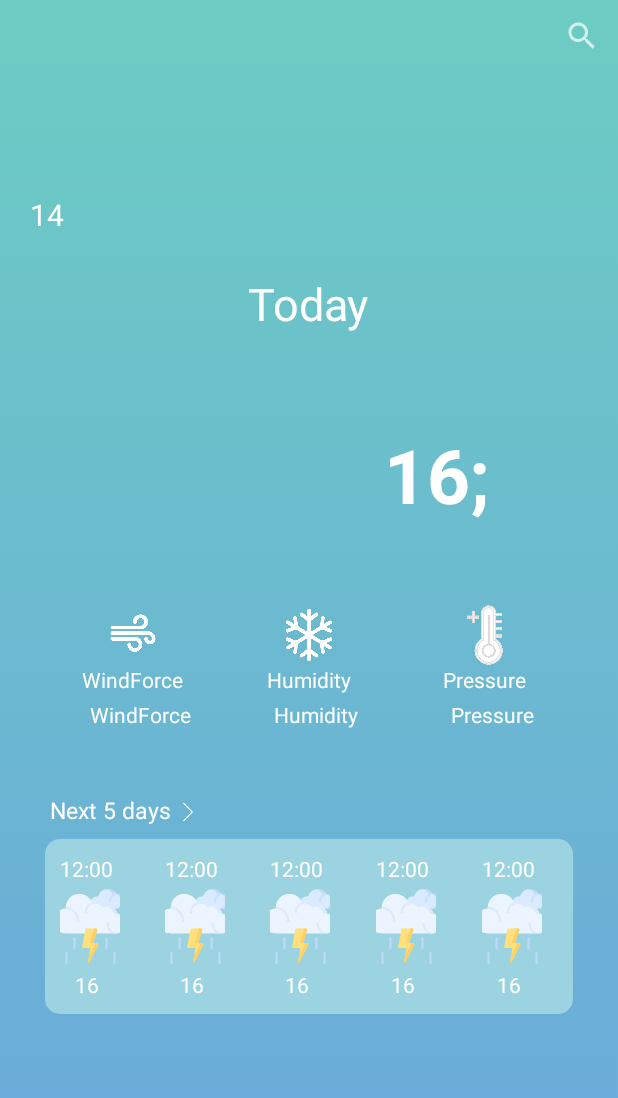
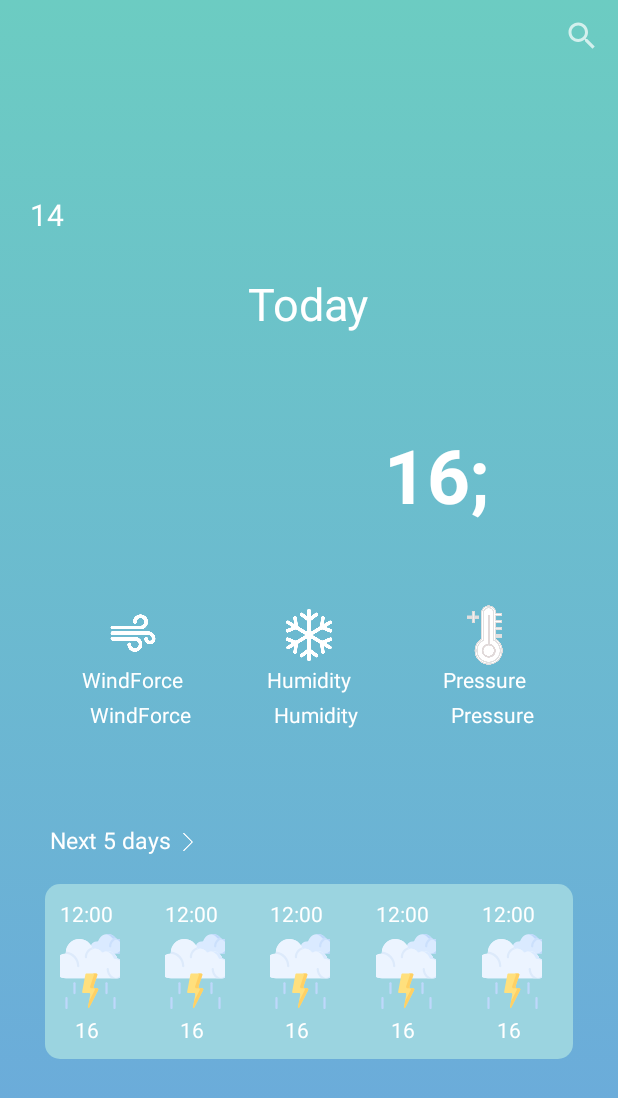
Before and after one commit to shrayash12/WeatherData-Appp, an Android app: the MainActivity screen opened directly, with no data from a screen before it, on a phone screen of 412 x 824 dp. Shown: the top 1098 px of the screen. Run offline under Robolectric (Android 15) with nearby library versions, the phone set to English and light mode, and no system bars; our stand-ins replace RxJava; 24 statements that could not run were skipped.

Commit message:
theme changes

```diff
--- a/app/src/main/java/shradha/com/weatherdata/mainscreen/MainActivity.java
+++ b/app/src/main/java/shradha/com/weatherdata/mainscreen/MainActivity.java
@@ -13,6 +13,8 @@ import android.os.Bundle;
 import android.util.Log;
 import android.util.Pair;
 import android.view.View;
+import android.view.Window;
+import android.view.WindowManager;
 import android.widget.ImageView;
 import android.widget.TextClock;
 import android.widget.TextView;
@@ -72,7 +74,12 @@ public class MainActivity extends AppCompatActivity {
     @Override
     protected void onCreate(Bundle savedInstanceState) {
         super.onCreate(savedInstanceState);
+        requestWindowFeature(Window.FEATURE_NO_TITLE);
+        getWindow().setFlags(WindowManager.LayoutParams.FLAG_FULLSCREEN,
+                WindowManager.LayoutParams.FLAG_FULLSCREEN);
+
         setContentView(R.layout.activity_main);
+
         ((WeatherDataApplication) getApplication()).getWeatherDataComponents().inject(this);
 
 
--- a/app/src/main/res/layout/activity_main.xml
+++ b/app/src/main/res/layout/activity_main.xml
@@ -246,11 +246,10 @@
     <RelativeLayout
         android:layout_width="match_parent"
         android:layout_height="wrap_content"
-        android:layout_marginTop="20dp"
+        android:layout_marginTop="40dp"
         android:layout_marginLeft="30dp"
 
         android:padding="3dp">
-
 
 
         <TextView
@@ -284,7 +283,7 @@
         android:layout_marginRight="30dp"
         android:padding="10dp"
         android:weightSum="5"
-        android:layout_marginTop="5dp"
+        android:layout_marginTop="15dp"
         android:background="@drawable/layout_square_background"
         android:orientation="horizontal">
 
--- a/app/src/main/res/values/themes.xml
+++ b/app/src/main/res/values/themes.xml
@@ -1,6 +1,6 @@
 <resources xmlns:tools="http://schemas.android.com/tools">
     <!-- Base application theme. -->
-    <style name="Theme.WeatherData" parent="Theme.MaterialComponents.DayNight.NoActionBar">
+    <style name="Theme.WeatherData" parent="Theme.AppCompat.NoActionBar">Theme.AppCompat.NoActionBar
         <!-- Primary brand color. -->
         <item name="colorPrimary">@color/purple_500</item>
         <item name="colorPrimaryVariant">@color/purple_700</item>
```
